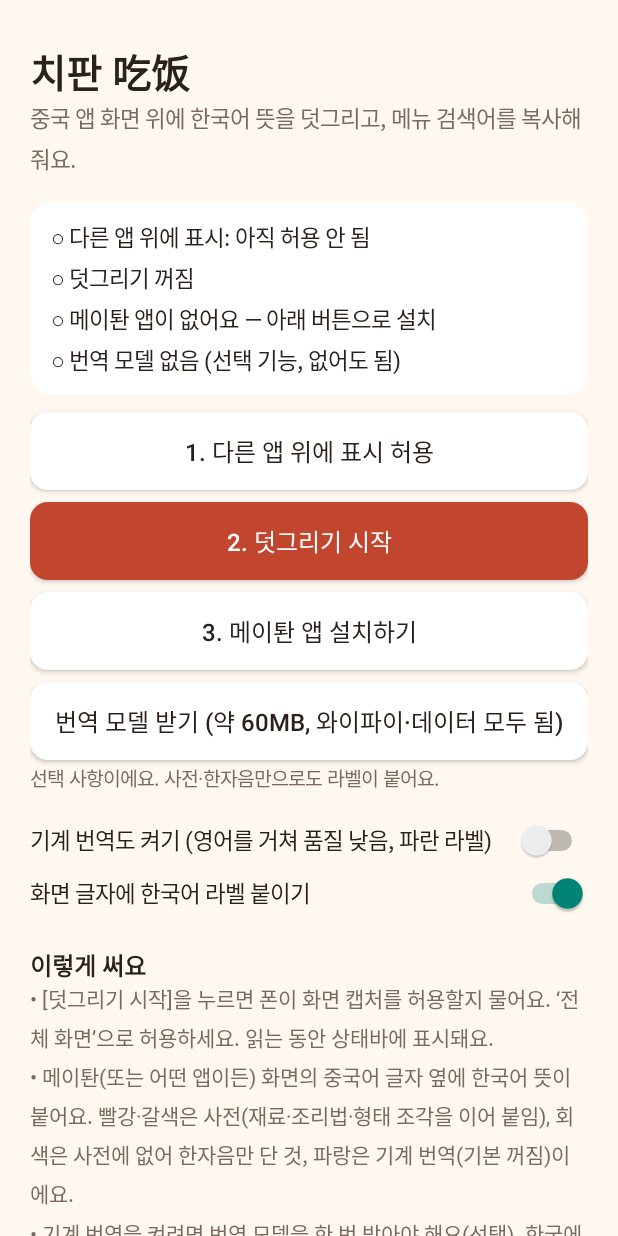
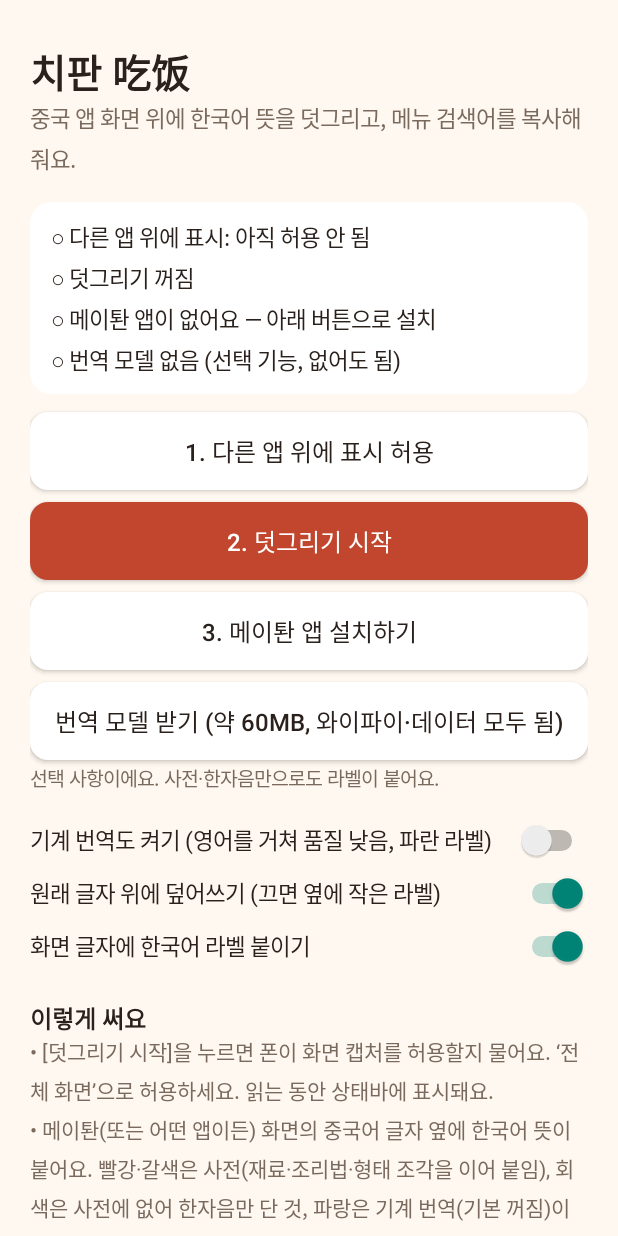
Before and after one commit to lesumein/chifan, an Android app: the screen it shows after launch (MainActivity), on a phone screen of 412 x 824 dp. Run offline under Robolectric (Android 15) with nearby library versions, the phone set to English and light mode, and no system bars; libraries missing offline, so code that uses them is left out: com.google.mlkit.common, com.google.mlkit.nl, com.google.mlkit.vision; 2 statements that could not run were skipped.

Commit message:
안드로이드 0.12: 라벨을 원래 글자 위에 덮어쓰기 (기본), 옆에 붙이기는 설정으로
Co-Authored-By: Claude Fable 5.1 <noreply@anthropic.com>
Claude-Session: https://claude.ai/code/session_01W2qhPUjUcKVQUNqCzkCZnu

```diff
--- a/android/app/build.gradle.kts
+++ b/android/app/build.gradle.kts
@@ -11,8 +11,8 @@ android {
         applicationId = "app.chifan"
         minSdk = 26
         targetSdk = 35
-        versionCode = 11
-        versionName = "0.11"
+        versionCode = 12
+        versionName = "0.12"
         // OCR 네이티브 라이브러리가 CPU 종류마다 10MB씩이라 arm64(2017년 이후 폰)만 넣는다
         ndk { abiFilters += listOf("arm64-v8a") }
     }
--- a/android/app/src/main/java/app/chifan/CaptureService.kt
+++ b/android/app/src/main/java/app/chifan/CaptureService.kt
@@ -306,6 +306,7 @@ class CaptureService : Service() {
 
     private fun showOverlay() {
         val v = OverlayView(this)
+        v.coverMode = Prefs.coverOn(this)
         val lp = WindowManager.LayoutParams(
             WindowManager.LayoutParams.MATCH_PARENT, WindowManager.LayoutParams.MATCH_PARENT,
             WindowManager.LayoutParams.TYPE_APPLICATION_OVERLAY,
@@ -320,7 +321,7 @@ class CaptureService : Service() {
 
     /** 창이 열려 있는 동안은 캡처를 쉰다 (우리 창을 읽지 않도록) */
     fun setPaused(p: Boolean) { paused = p; if (p) overlay?.labels = emptyList() else { lastGrid = null; lastSig = ""; tracked.clear() } }
-    fun refreshNow() { overlay?.labels = emptyList(); lastGrid = null; lastSig = ""; tracked.clear() }
+    fun refreshNow() { overlay?.coverMode = Prefs.coverOn(this); overlay?.labels = emptyList(); lastGrid = null; lastSig = ""; tracked.clear() }
 
     companion object {
         const val ACTION_STOP = "app.chifan.STOP"
--- a/android/app/src/main/java/app/chifan/MainActivity.kt
+++ b/android/app/src/main/java/app/chifan/MainActivity.kt
@@ -89,6 +89,14 @@ class MainActivity : Activity() {
             setOnCheckedChangeListener { _, on -> Prefs.setMtOn(this@MainActivity, on); CaptureService.instance?.refreshNow() }
         }
         root.addView(swMt, lp(top = 18))
+
+        val swCover = Switch(this).apply {
+            text = "원래 글자 위에 덮어쓰기 (끄면 옆에 작은 라벨)"
+            textSize = 15f; setTextColor(getColor(R.color.ink))
+            isChecked = Prefs.coverOn(this@MainActivity)
+            setOnCheckedChangeListener { _, on -> Prefs.setCoverOn(this@MainActivity, on); CaptureService.instance?.refreshNow() }
+        }
+        root.addView(swCover, lp(top = 8))
 
         val sw = Switch(this).apply {
             text = "화면 글자에 한국어 라벨 붙이기"
--- a/android/app/src/main/java/app/chifan/Prefs.kt
+++ b/android/app/src/main/java/app/chifan/Prefs.kt
@@ -9,6 +9,8 @@ object Prefs {
     fun setLabelsOn(ctx: Context, v: Boolean) = p(ctx).edit().putBoolean("labels", v).apply()
     fun mtOn(ctx: Context) = p(ctx).getBoolean("mt", false)   // 영어를 거치는 번역이라 품질이 낮아 기본 꺼짐
     fun setMtOn(ctx: Context, v: Boolean) = p(ctx).edit().putBoolean("mt", v).apply()
+    fun coverOn(ctx: Context) = p(ctx).getBoolean("cover", true)
+    fun setCoverOn(ctx: Context, v: Boolean) = p(ctx).edit().putBoolean("cover", v).apply()
     fun bubbleY(ctx: Context) = p(ctx).getInt("bubbleY", -1)
     fun setBubbleY(ctx: Context, y: Int) = p(ctx).edit().putInt("bubbleY", y).apply()
     fun memo(ctx: Context): MutableSet<String> = HashSet(p(ctx).getStringSet("memo", emptySet()) ?: emptySet())
```
Also changed, not shown: android/app/src/main/java/app/chifan/OverlayView.kt (+39 -0 lines), 5 other files.
